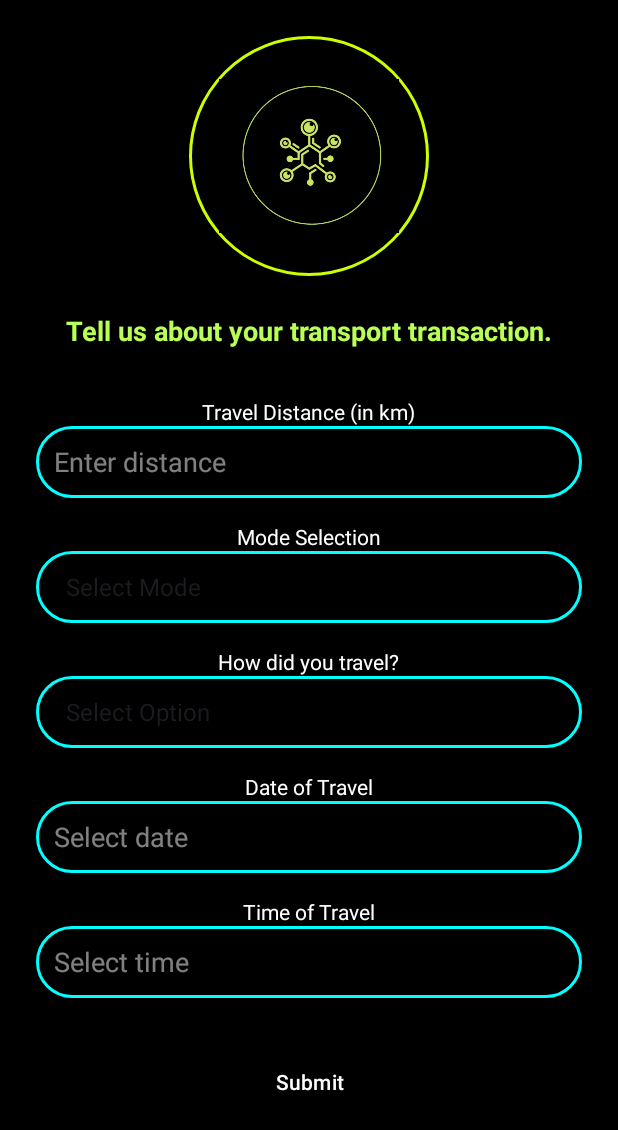
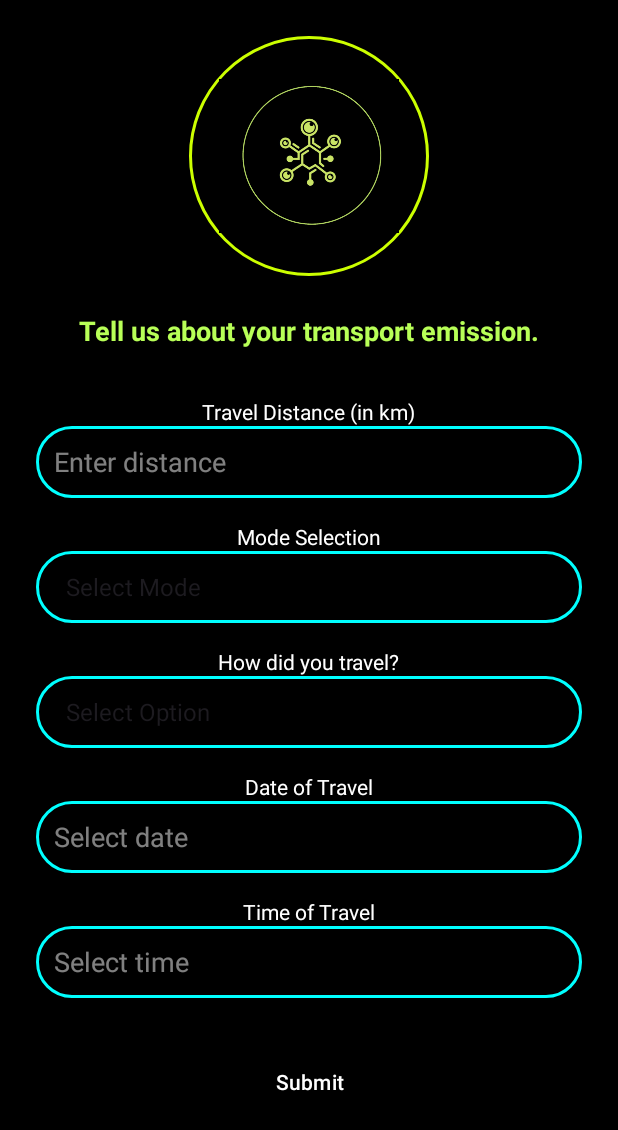
Before and after one commit to Radhikaag2006/CarboMetric-Algoverse, an Android app: the TransportActivity screen opened directly, with no data from a screen before it, on a phone screen of 412 x 824 dp. Shown: the top 1130 px of the screen. Run offline under Robolectric (Android 15) with nearby library versions, the phone set to English and light mode, and no system bars.

Commit message:
Removed Mode of Transport TransportActivity and  edible and ecommerce done

```diff
--- a/app/src/main/res/layout/activity_transport.xml
+++ b/app/src/main/res/layout/activity_transport.xml
@@ -35,7 +35,7 @@
         <TextView
             android:layout_width="wrap_content"
             android:layout_height="wrap_content"
-            android:text="Tell us about your transport transaction."
+            android:text="Tell us about your transport emission."
             android:textColor="#B8FF57"
             android:textSize="18sp"
             android:textStyle="bold"
```
